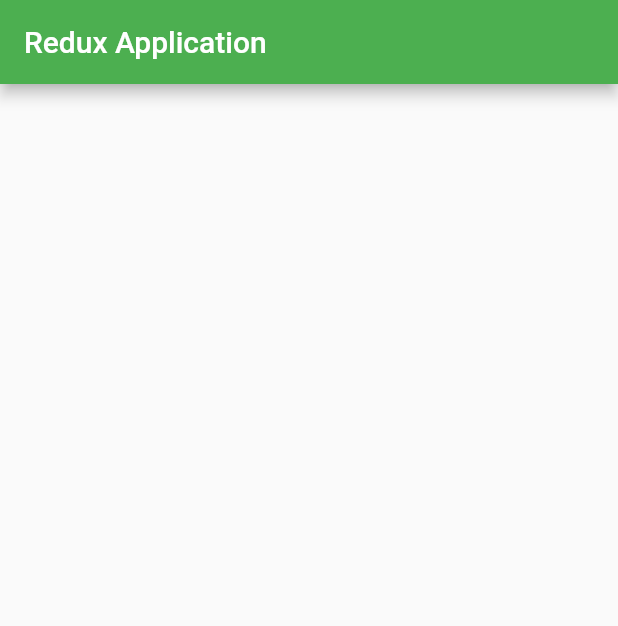
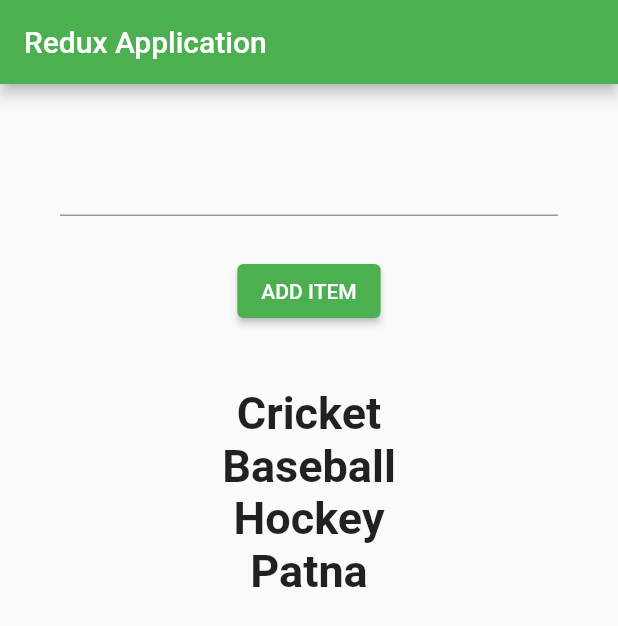
Before and after one commit to harshit-8080/Redux_Flutter, a Flutter app: the screen it shows after launch, on a phone screen of 412 x 824 dp. Shown: the top 626 px of the screen. Run offline on Flutter 3.47's test engine with Material 2 defaults, Android fonts, the light colour scheme and no system bars; our stand-ins replace flutter_redux, redux.

Commit message:
state management in redux

```diff
--- a/lib/main.dart
+++ b/lib/main.dart
@@ -1,19 +1,35 @@
-// ignore_for_file: prefer_const_constructors, use_key_in_widget_constructors
+// ignore_for_file: prefer_const_constructors, use_key_in_widget_constructors, unnecessary_new
 
 import 'package:flutter/material.dart';
+import 'package:redux_practice/models/AppState.dart';
+import './widgets/list.dart';
+import 'package:flutter_redux/flutter_redux.dart';
+import 'package:redux/redux.dart';
+import './redux/listReducer.dart';
 
 void main() {
-  runApp(MyApp());
+  final List<String> l1 = ["Cricket", "Baseball", "Hockey", "Patna"];
+  final _initalState = AppState(l1);
+  final Store<AppState> _store =
+      new Store<AppState>(reducer, initialState: _initalState);
+  runApp(MyApp(store: _store));
 }
 
 class MyApp extends StatelessWidget {
+  final Store<AppState> store;
+
+  MyApp({required this.store});
+
   @override
   Widget build(BuildContext context) {
-    return MaterialApp(
-      debugShowCheckedModeBanner: false,
-        title: 'Redux App',
-        theme: ThemeData(primarySwatch: Colors.green),
-        home: MyHomePage());
+    return StoreProvider<AppState>(
+      store: store,
+      child: MaterialApp(
+          debugShowCheckedModeBanner: false,
+          title: 'Redux App',
+          theme: ThemeData(primarySwatch: Colors.green),
+          home: MyHomePage()),
+    );
   }
 }
 
@@ -24,6 +40,7 @@ class MyHomePage extends StatelessWidget {
       appBar: AppBar(
         title: Text("Redux Application"),
       ),
+      body: ListItem(),
     );
   }
 }
--- /dev/null
+++ b/lib/models/AppState.dart
@@ -0,0 +1,12 @@
+// ignore_for_file: file_names
+import 'package:flutter/material.dart';
+
+class AppState {
+  List<String>? l1;
+
+  AppState(this.l1);
+
+  AppState.fromAppState(AppState another) {
+    l1 = another.l1;
+  }
+}
--- /dev/null
+++ b/lib/redux/listAction.dart
@@ -0,0 +1,5 @@
+class Add {
+  final List<String>? l1;
+
+  Add(this.l1);
+}
--- /dev/null
+++ b/lib/redux/listReducer.dart
@@ -0,0 +1,12 @@
+import './listAction.dart';
+import '../models/AppState.dart';
+
+AppState reducer(AppState prevState, dynamic action) {
+  AppState newState = AppState.fromAppState(prevState);
+
+  if (action is Add) {
+    // newState.l1 = action;
+  }
+
+  return newState;
+}
--- /dev/null
+++ b/lib/widgets/list.dart
@@ -0,0 +1,77 @@
+// ignore_for_file: prefer_const_constructors
+
+import 'package:flutter/material.dart';
+import 'package:flutter/src/widgets/framework.dart';
+import 'package:flutter/src/widgets/placeholder.dart';
+import 'package:flutter/widgets.dart';
+import '../redux/listAction.dart';
+import 'package:flutter_redux/flutter_redux.dart';
+import 'package:redux_practice/models/AppState.dart';
+
+class ListItem extends StatefulWidget {
+  @override
+  State<ListItem> createState() => _ListItemState();
+}
+
+class _ListItemState extends State<ListItem> {
+  // final List<String> l1 = ["Cricket", "Baseball", "Hockey"];
+  String? input;
+
+  String? msg = "";
+
+  handleAdd() {
+    setState(() {
+      if (msg == "Item Already Ready") {
+        msg = "";
+      } else {
+        msg = "Item Already Ready";
+      }
+    });
+  }
+
+  @override
+  Widget build(BuildContext context) {
+    return StoreConnector<AppState, AppState>(
+      converter: (store) => store.state,
+      builder: (context, state) {
+        List<String>? l1 = state.l1;
+        return Center(
+          child: Padding(
+            padding: const EdgeInsets.all(40),
+            child: Column(
+              children: [
+                TextField(
+                  onChanged: (value) {
+                    input = value;
+                  },
+                ),
+                Text(msg!),
+                SizedBox(height: 10),
+                ElevatedButton(
+                    onPressed: () {
+                      if (!l1!.contains(input)) {
+                        handleAdd();
+                        l1?.add(input!);
+                        StoreProvider.of<AppState>(context).dispatch(Add(l1));
+                      } else {
+                        handleAdd();
+                        print(state.l1);
+                      }
+                    },
+                    child: Text("ADD ITEM")),
+                SizedBox(height: 40),
+                ...l1!.map((e) => Text(
+                      e,
+                      style: TextStyle(
+                        fontSize: 30,
+                        fontWeight: FontWeight.bold,
+                      ),
+                    ))
+              ],
+            ),
+          ),
+        );
+      },
+    );
+  }
+}
```
